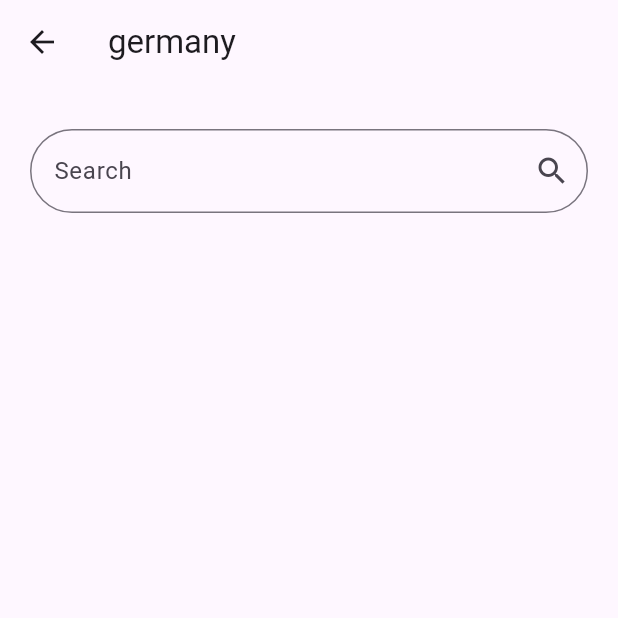
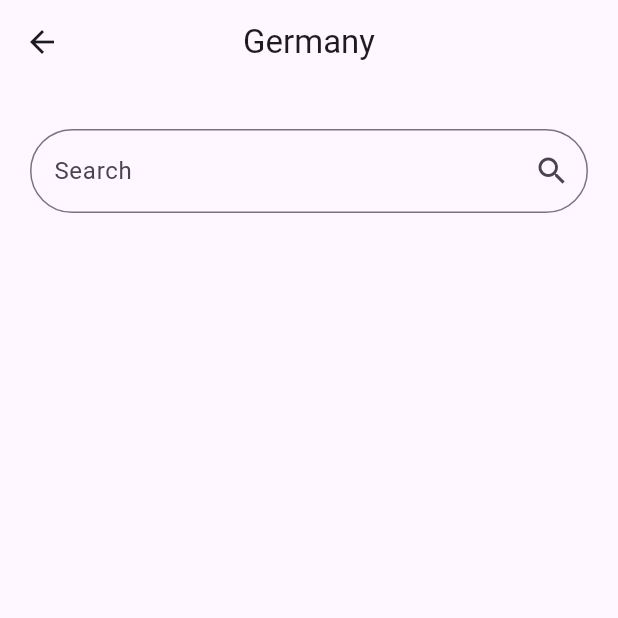
Before and after one commit to HassanKhalil321/flutterfianl, a Flutter app: the pagetwo screen opened directly, on a phone screen of 412 x 824 dp, the top half of it. Run offline on Flutter 3.47's test engine with Material 3 defaults, Android fonts, the light colour scheme and no system bars; our stand-ins replace lottie, shared_preferences; accounts and stored records are empty; network calls fail.

Commit message:
fix pageone

```diff
--- a/lib/login.dart
+++ b/lib/login.dart
@@ -123,6 +123,7 @@ class _loginState extends State<login> {
                       ),
                       const SizedBox(height: 25),
                       TextFormField(
+                        obscureText: true,
                         decoration: const InputDecoration(
                           labelText: 'Password',
                           hintText: 'Enter your Password',
--- a/lib/pageOne.dart
+++ b/lib/pageOne.dart
@@ -75,7 +75,7 @@ class _pageoneState extends State<pageone> {
   Widget build(BuildContext context) {
     return Scaffold(
       appBar: AppBar(
-        title: const Text('italy'),
+        title: const Text('Italy'),centerTitle: true ,
       ),
       body: Padding(
         padding: const EdgeInsets.all(10),
--- a/lib/pagetwo.dart
+++ b/lib/pagetwo.dart
@@ -73,7 +73,7 @@ class _pagetwoState extends State<pagetwo> {
   @override
   Widget build(BuildContext context) {
     return Scaffold(
-      appBar: AppBar(title: Text('germany')),
+      appBar: AppBar(title: Text('Germany'),centerTitle: true,),
       body: Padding(
         padding: const EdgeInsets.all(20.0),
         child: Column(
--- a/lib/signup.dart
+++ b/lib/signup.dart
@@ -100,6 +100,7 @@ class _SignUpState extends State<SignUp> {
                       ),
                       const SizedBox(height: 25),
                       TextFormField(
+                        obscureText: true,
                         decoration: const InputDecoration(
                           labelText: 'Password',
                           hintText: 'Enter your Password',
```
